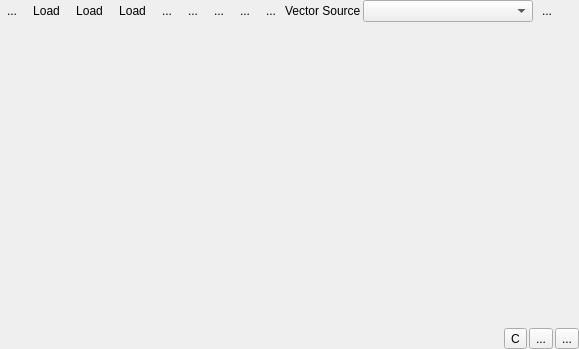
Before: the Qt Designer form eotimeseriesviewer/ui/labelingdock.ui in jakimowb/eo-time-series-viewer, drawn with Qt 5.
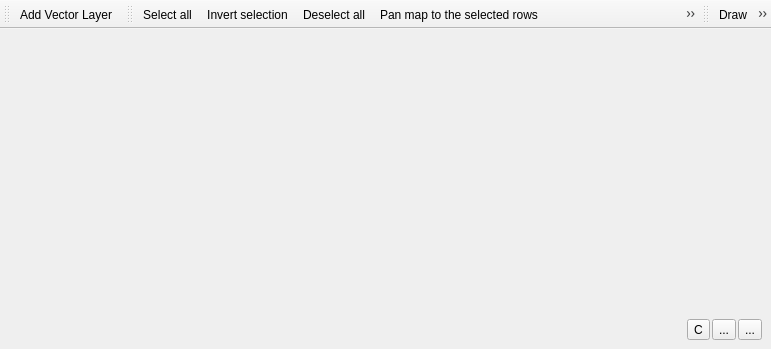
After: the same form once the commit is applied. Icons and pictures are not drawn. Custom widgets are drawn as their Qt base class.

Commit message: closes #26 : Labeling dock allows to iterate through vector features. map canvas will be centered to each vector feature

```diff
--- a/eotimeseriesviewer/ui/labelingdock.ui
+++ b/eotimeseriesviewer/ui/labelingdock.ui
@@ -1,260 +1,20 @@
 <?xml version="1.0" encoding="UTF-8"?>
 <ui version="4.0">
  <class>labelingPanel</class>
- <widget class="QDockWidget" name="labelingPanel">
+ <widget class="QMainWindow" name="labelingPanel">
   <property name="geometry">
    <rect>
     <x>0</x>
     <y>0</y>
-    <width>579</width>
+    <width>771</width>
     <height>349</height>
    </rect>
   </property>
   <property name="windowTitle">
    <string>Labeling</string>
   </property>
-  <widget class="QFrame" name="dockWidgetContents2">
-   <property name="frameShape">
-    <enum>QFrame::NoFrame</enum>
-   </property>
-   <property name="frameShadow">
-    <enum>QFrame::Sunken</enum>
-   </property>
+  <widget class="QWidget" name="centralwidget">
    <layout class="QVBoxLayout" name="verticalLayout">
-    <property name="spacing">
-     <number>2</number>
-    </property>
-    <property name="leftMargin">
-     <number>0</number>
-    </property>
-    <property name="topMargin">
-     <number>0</number>
-    </property>
-    <property name="rightMargin">
-     <number>0</number>
-    </property>
-    <property name="bottomMargin">
-     <number>0</number>
-    </property>
-    <item>
-     <layout class="QHBoxLayout" name="horizontalLayout">
-      <property name="spacing">
-       <number>2</number>
-      </property>
-      <property name="topMargin">
-       <number>0</number>
-      </property>
-      <item>
-       <widget class="QWidget" name="btnBar1" native="true">
-        <layout class="QHBoxLayout" name="btnBarTopVector">
-         <property name="spacing">
-          <number>2</number>
-         </property>
-         <property name="leftMargin">
-          <number>0</number>
-         </property>
-         <property name="topMargin">
-          <number>0</number>
-         </property>
-         <property name="rightMargin">
-          <number>0</number>
-         </property>
-         <property name="bottomMargin">
-          <number>0</number>
-         </property>
-         <item>
-          <widget class="QToolButton" name="btnAddFeature">
-           <property name="enabled">
-            <bool>true</bool>
-           </property>
-           <property name="text">
-            <string>...</string>
-           </property>
-           <property name="icon">
-            <iconset resource="../../../../QGIS/images/images.qrc">
-             <normaloff>:/images/themes/default/mActionCapturePolygon.svg</normaloff>:/images/themes/default/mActionCapturePolygon.svg</iconset>
-           </property>
-           <property name="autoRaise">
-            <bool>true</bool>
-           </property>
-          </widget>
-         </item>
-         <item>
-          <widget class="QToolButton" name="btnSaveEdits">
-           <property name="text">
-            <string>Load</string>
-           </property>
-           <property name="icon">
-            <iconset resource="../../../../QGIS/images/images.qrc">
-             <normaloff>:/images/themes/default/mActionSaveEdits.svg</normaloff>:/images/themes/default/mActionSaveEdits.svg</iconset>
-           </property>
-           <property name="autoRaise">
-            <bool>true</bool>
-           </property>
-          </widget>
-         </item>
-         <item>
-          <widget class="QToolButton" name="btnCancelEdits">
-           <property name="text">
-            <string>Load</string>
-           </property>
-           <property name="icon">
-            <iconset resource="../../../../QGIS/images/images.qrc">
-             <normaloff>:/images/themes/default/mActionCancelEdits.svg</normaloff>:/images/themes/default/mActionCancelEdits.svg</iconset>
-           </property>
-           <property name="autoRaise">
-            <bool>true</bool>
-           </property>
-          </widget>
-         </item>
-         <item>
-          <widget class="QToolButton" name="btnToggleEditing">
-           <property name="text">
-            <string>Load</string>
-           </property>
-           <property name="icon">
-            <iconset resource="../../../../QGIS/images/images.qrc">
-             <normaloff>:/images/themes/default/mActionToggleEditing.svg</normaloff>:/images/themes/default/mActionToggleEditing.svg</iconset>
-           </property>
-           <property name="autoRaise">
-            <bool>true</bool>
-           </property>
-          </widget>
-         </item>
-         <item>
-          <widget class="QToolButton" name="btnSelectAll">
-           <property name="text">
-            <string>...</string>
-           </property>
-           <property name="icon">
-            <iconset resource="../../../../QGIS/images/images.qrc">
-             <normaloff>:/images/themes/default/mActionSelectAll.svg</normaloff>:/images/themes/default/mActionSelectAll.svg</iconset>
-           </property>
-           <property name="autoRaise">
-            <bool>true</bool>
-           </property>
-          </widget>
-         </item>
-         <item>
-          <widget class="QToolButton" name="btnInvertSelection">
-           <property name="text">
-            <string>...</string>
-           </property>
-           <property name="icon">
-            <iconset resource="../../../../QGIS/images/images.qrc">
-             <normaloff>:/images/themes/default/mActionInvertSelection.svg</normaloff>:/images/themes/default/mActionInvertSelection.svg</iconset>
-           </property>
-           <property name="autoRaise">
-            <bool>true</bool>
-           </property>
-          </widget>
-         </item>
-         <item>
-          <widget class="QToolButton" name="btnRemoveSelection">
-           <property name="text">
-            <string>...</string>
-           </property>
-           <property name="icon">
-            <iconset resource="../../../../QGIS/images/images.qrc">
-             <normaloff>:/images/themes/default/mActionDeselectAll.svg</normaloff>:/images/themes/default/mActionDeselectAll.svg</iconset>
-           </property>
-           <property name="autoRaise">
-            <bool>true</bool>
-           </property>
-          </widget>
-         </item>
-         <item>
-          <widget class="QToolButton" name="btnPanMapToSelectedRows">
-           <property name="text">
-            <string>...</string>
-           </property>
-           <property name="icon">
-            <iconset resource="../../../../QGIS/images/images.qrc">
-             <normaloff>:/images/themes/default/mActionPanToSelected.svg</normaloff>:/images/themes/default/mActionPanToSelected.svg</iconset>
-           </property>
-           <property name="autoRaise">
-            <bool>true</bool>
-           </property>
-          </widget>
-         </item>
-         <item>
-          <widget class="QToolButton" name="btnZoomMapToSelectedRows">
-           <property name="text">
-            <string>...</string>
-           </property>
-           <property name="icon">
-            <iconset resource="../../../../QGIS/images/images.qrc">
-             <normaloff>:/images/themes/default/mActionZoomToSelected.svg</normaloff>:/images/themes/default/mActionZoomToSelected.svg</iconset>
-           </property>
-           <property name="autoRaise">
-            <bool>true</bool>
-           </property>
-          </widget>
-         </item>
-        </layout>
-       </widget>
-      </item>
-      <item>
-       <widget class="QLabel" name="label">
-        <property name="text">
-         <string>Vector Source</string>
-        </property>
-       </widget>
-      </item>
-      <item>
-       <widget class="QgsMapLayerComboBox" name="mVectorLayerComboBox">
-        <property name="sizePolicy">
-         <sizepolicy hsizetype="Preferred" vsizetype="Fixed">
-          <horstretch>2</horstretch>
-          <verstretch>0</verstretch>
-         </sizepolicy>
-        </property>
-        <property name="duplicatesEnabled">
-         <bool>false</bool>
-        </property>
-        <property name="modelColumn">
-         <number>0</number>
-        </property>
-        <property name="allowEmptyLayer">
-         <bool>true</bool>
-        </property>
-        <property name="showCrs">
-         <bool>true</bool>
-        </property>
-       </widget>
-      </item>
-      <item>
-       <widget class="QToolButton" name="btnAddOgrLayer">
-        <property name="enabled">
-         <bool>true</bool>
-        </property>
-        <property name="text">
-         <string>...</string>
-        </property>
-        <property name="icon">
-         <iconset resource="../../../../QGIS/images/images.qrc">
-          <normaloff>:/images/themes/default/mActionAddOgrLayer.svg</normaloff>:/images/themes/default/mActionAddOgrLayer.svg</iconset>
-        </property>
-        <property name="autoRaise">
-         <bool>true</bool>
-        </property>
-       </widget>
-      </item>
-      <item>
-       <spacer name="horizontalSpacer_7">
-        <property name="orientation">
-         <enum>Qt::Horizontal</enum>
-        </property>
-        <property name="sizeHint" stdset="0">
-         <size>
-          <width>20</width>
-          <height>0</height>
-         </size>
-        </property>
-       </spacer>
-      </item>
-     </layout>
-    </item>
     <item>
      <widget class="QStackedWidget" name="stackedWidget">
       <property name="currentIndex">
@@ -331,6 +91,51 @@
     </item>
    </layout>
   </widget>
+  <widget class="QToolBar" name="toolBarSelectVectorSource">
+   <property name="windowTitle">
+    <string>toolBar</string>
+   </property>
+   <attribute name="toolBarArea">
+    <enum>TopToolBarArea</enum>
+   </attribute>
+   <attribute name="toolBarBreak">
+    <bool>false</bool>
+   </attribute>
+   <addaction name="mActionAddOgrLayer"/>
+  </widget>
+  <widget class="QToolBar" name="toolBarSelectFeatures">
+   <property name="windowTitle">
+    <string>toolBar</string>
+   </property>
+   <attribute name="toolBarArea">
+    <enum>TopToolBarArea</enum>
+   </attribute>
+   <attribute name="toolBarBreak">
+    <bool>false</bool>
+   </attribute>
+   <addaction name="mActionSelectAll"/>
+   <addaction name="mActionInvertSelection"/>
+   <addaction name="mActionRemoveSelection"/>
+   <addaction name="mActionPanMapToSelectedRows"/>
+   <addaction name="mActionZoomMapToSelectedRows"/>
+   <addaction name="mActionPreviousFeature"/>
+   <addaction name="mActionNextFeature"/>
+  </widget>
+  <widget class="QToolBar" name="toolBarModifyFeatures">
+   <property name="windowTitle">
+    <string>Input / Output</string>
+   </property>
+   <attribute name="toolBarArea">
+    <enum>TopToolBarArea</enum>
+   </attribute>
+   <attribute name="toolBarBreak">
+    <bool>false</bool>
+   </attribute>
+   <addaction name="mActionAddFeature"/>
+   <addaction name="mActionSaveEdits"/>
+   <addaction name="mActionCancelEdits"/>
+   <addaction name="mActionToggleEditing"/>
+  </widget>
   <action name="mActionAddFeature">
    <property name="icon">
     <iconset resource="../../../../QGIS/images/images.qrc">
@@ -505,14 +310,31 @@
     <string>Ctrl+J</string>
    </property>
   </action>
+  <action name="mActionNextFeature">
+   <property name="icon">
+    <iconset resource="../../../../QGIS/images/images.qrc">
+     <normaloff>:/images/themes/default/mActionAtlasNext.svg</normaloff>:/images/themes/default/mActionAtlasNext.svg</iconset>
+   </property>
+   <property name="text">
+    <string>Next Feature</string>
+   </property>
+   <property name="toolTip">
+    <string>Go to next features</string>
+   </property>
+  </action>
+  <action name="mActionPreviousFeature">
+   <property name="icon">
+    <iconset resource="../../../../QGIS/images/images.qrc">
+     <normaloff>:/images/themes/default/mActionAtlasPrev.svg</normaloff>:/images/themes/default/mActionAtlasPrev.svg</iconset>
+   </property>
+   <property name="text">
+    <string>Previous Feature</string>
+   </property>
+   <property name="toolTip">
+    <string>Got to previous feature</string>
+   </property>
+  </action>
  </widget>
- <customwidgets>
-  <customwidget>
-   <class>QgsMapLayerComboBox</class>
-   <extends>QComboBox</extends>
-   <header>qgsmaplayercombobox.h</header>
-  </customwidget>
- </customwidgets>
  <resources>
   <include location="resources.qrc"/>
   <include location="../../../../QGIS/images/images.qrc"/>
```
The commit also changes 4 other files.
